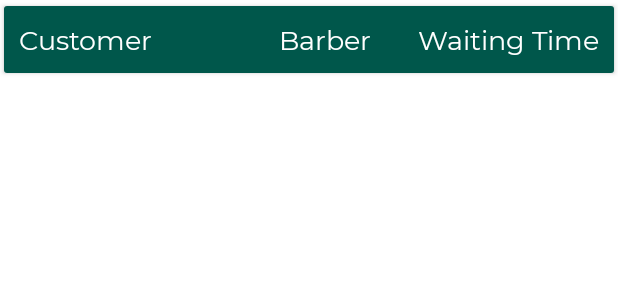
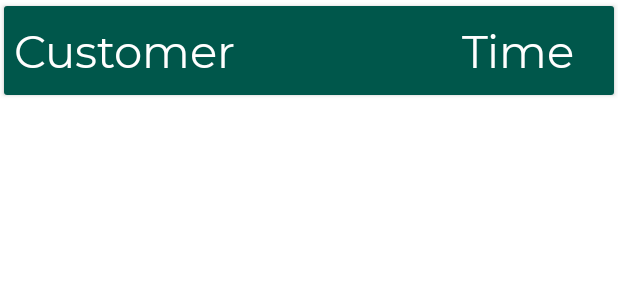
Before and after one commit to amitraj83/qcutbizfinal, an Android app: the layout customer_view.xml on its own in the app's theme, with its tools: preview values and no code run, on a phone screen of 412 x 824 dp. Shown: the top 300 px of the screen. Run offline under Robolectric (Android 15) with nearby library versions, the light colour scheme and no system bars.

Commit message:
Customer view is resizable

```diff
--- a/app/src/main/res/layout-large/customer_view.xml
+++ b/app/src/main/res/layout-large/customer_view.xml
@@ -32,13 +32,13 @@
                 android:gravity="center_vertical"
                 android:text="Customer"
                 android:textColor="@android:color/white"
-                android:textSize="@dimen/dialogTextSize"
+                android:textSize="@dimen/customer_view_header_size"
                 card_view:layout_constraintBottom_toBottomOf="parent"
                 card_view:layout_constraintLeft_toLeftOf="parent"
-                card_view:layout_constraintRight_toLeftOf="@id/cust_barber"
+                card_view:layout_constraintRight_toLeftOf="@id/cust_waiting_time"
                 card_view:layout_constraintTop_toTopOf="parent"
                 card_view:layout_constraintWidth_percent="0.4" />
-
+<!--
             <TextView
                 android:id="@+id/cust_barber"
                 android:layout_width="0dp"
@@ -54,7 +54,7 @@
                 card_view:layout_constraintLeft_toRightOf="@id/cust_name"
                 card_view:layout_constraintRight_toLeftOf="@id/cust_waiting_time"
                 card_view:layout_constraintTop_toTopOf="parent"
-                card_view:layout_constraintWidth_percent="0.2" />
+                card_view:layout_constraintWidth_percent="0.2" />-->
 
             <TextView
                 android:id="@+id/cust_waiting_time"
@@ -65,11 +65,11 @@
                 android:layout_marginBottom="10dp"
                 android:fontFamily="@font/montserrat_regular"
                 android:gravity="end|center_vertical"
-                android:text="Waiting Time"
+                android:text="Time"
                 android:textColor="@android:color/white"
-                android:textSize="@dimen/dialogTextSize"
+                android:textSize="@dimen/customer_view_header_size"
                 card_view:layout_constraintBottom_toBottomOf="parent"
-                card_view:layout_constraintLeft_toRightOf="@id/cust_barber"
+                card_view:layout_constraintLeft_toRightOf="@id/cust_name"
                 card_view:layout_constraintRight_toRightOf="parent"
                 card_view:layout_constraintTop_toTopOf="parent"
                 card_view:layout_constraintWidth_percent="0.35" />
--- a/app/src/main/res/layout/customer_view.xml
+++ b/app/src/main/res/layout/customer_view.xml
@@ -25,21 +25,20 @@
                 android:id="@+id/cust_name"
                 android:layout_width="0dp"
                 android:layout_height="wrap_content"
-                android:layout_marginLeft="10dp"
                 android:layout_marginTop="10dp"
                 android:layout_marginBottom="10dp"
                 android:fontFamily="@font/montserrat_regular"
                 android:gravity="center_vertical"
                 android:text="Customer"
                 android:textColor="@android:color/white"
-                android:textSize="@dimen/dialogTextSize"
+                android:textSize="@dimen/customer_view_header_size"
                 card_view:layout_constraintBottom_toBottomOf="parent"
                 card_view:layout_constraintLeft_toLeftOf="parent"
-                card_view:layout_constraintRight_toLeftOf="@id/cust_barber"
+                card_view:layout_constraintRight_toLeftOf="@id/cust_waiting_time"
                 card_view:layout_constraintTop_toTopOf="parent"
-                card_view:layout_constraintWidth_percent="0.4" />
+                card_view:layout_constraintWidth_percent="0.5" />
 
-            <TextView
+            <!--<TextView
                 android:id="@+id/cust_barber"
                 android:layout_width="0dp"
                 android:layout_height="wrap_content"
@@ -54,7 +53,7 @@
                 card_view:layout_constraintLeft_toRightOf="@id/cust_name"
                 card_view:layout_constraintRight_toLeftOf="@id/cust_waiting_time"
                 card_view:layout_constraintTop_toTopOf="parent"
-                card_view:layout_constraintWidth_percent="0.2" />
+                card_view:layout_constraintWidth_percent="0.2" />-->
 
             <TextView
                 android:id="@+id/cust_waiting_time"
@@ -65,14 +64,14 @@
                 android:layout_marginBottom="10dp"
                 android:fontFamily="@font/montserrat_regular"
                 android:gravity="end|center_vertical"
-                android:text="Waiting Time"
+                android:text="Time"
                 android:textColor="@android:color/white"
-                android:textSize="@dimen/dialogTextSize"
+                android:textSize="@dimen/customer_view_header_size"
                 card_view:layout_constraintBottom_toBottomOf="parent"
-                card_view:layout_constraintLeft_toRightOf="@id/cust_barber"
+                card_view:layout_constraintLeft_toRightOf="@id/cust_name"
                 card_view:layout_constraintRight_toRightOf="parent"
                 card_view:layout_constraintTop_toTopOf="parent"
-                card_view:layout_constraintWidth_percent="0.35" />
+                card_view:layout_constraintWidth_percent="0.4" />
 
         </androidx.constraintlayout.widget.ConstraintLayout>
 
--- a/app/src/main/res/values-large/dimens.xml
+++ b/app/src/main/res/values-large/dimens.xml
@@ -8,8 +8,12 @@
     <dimen name="cust_view_waiting_list_font_size">18sp</dimen>
 
     <dimen name="timeline_marker_size">25dp</dimen>
-    <dimen name="cust_view_height">60dp</dimen>
+    <dimen name="cust_view_height">100dp</dimen>
     <dimen name="timeline_line_width">2dp</dimen>
     <dimen name="design_navigation_icon_size" tools:override="true">30dp</dimen>
     <dimen name="panelHeading2TextSize">30dp</dimen>
+
+    <dimen name="customer_view_item_size">40sp</dimen>
+    <dimen name="customer_view_header_size">50sp</dimen>
+
 </resources>
--- a/app/src/main/res/values-normal/dimens.xml
+++ b/app/src/main/res/values-normal/dimens.xml
@@ -8,8 +8,12 @@
     <dimen name="cust_view_waiting_list_font_size">18sp</dimen>
 
     <dimen name="timeline_marker_size">22dp</dimen>
-    <dimen name="cust_view_height">60dp</dimen>
+    <dimen name="cust_view_height">70dp</dimen>
     <dimen name="timeline_line_width">1.5dp</dimen>
     <dimen name="design_navigation_icon_size" tools:override="true">20dp</dimen>
     <dimen name="panelHeading2TextSize">20dp</dimen>
+
+    <dimen name="customer_view_item_size">30sp</dimen>
+    <dimen name="customer_view_header_size">30sp</dimen>
+
 </resources>
--- a/app/src/main/res/values-xlarge/dimens.xml
+++ b/app/src/main/res/values-xlarge/dimens.xml
@@ -8,8 +8,12 @@
     <dimen name="cust_view_waiting_list_font_size">26sp</dimen>
 
     <dimen name="timeline_marker_size">40dp</dimen>
-    <dimen name="cust_view_height">90dp</dimen>
+    <dimen name="cust_view_height">120dp</dimen>
     <dimen name="timeline_line_width">3dp</dimen>
     <dimen name="design_navigation_icon_size" tools:override="true">40dp</dimen>
     <dimen name="panelHeading2TextSize">30dp</dimen>
+
+    <dimen name="customer_view_item_size">60sp</dimen>
+    <dimen name="customer_view_header_size">60sp</dimen>
+
 </resources>
--- a/app/src/main/res/values/dimens.xml
+++ b/app/src/main/res/values/dimens.xml
@@ -28,7 +28,10 @@
     <dimen name="cust_view_waiting_list_font_size">18sp</dimen>
 
     <dimen name="timeline_marker_size">25dp</dimen>
-    <dimen name="cust_view_height">60dp</dimen>
+    <dimen name="cust_view_height">70dp</dimen>
     <dimen name="timeline_line_width">1.5dp</dimen>
     <dimen name="design_navigation_icon_size" tools:override="true">20dp</dimen>
+
+    <dimen name="customer_view_item_size">30sp</dimen>
+    <dimen name="customer_view_header_size">30sp</dimen>
 </resources>
```
Also changed, not shown: app/src/main/java/com/qcut/biz/adaptors/CustomerViewAdapter.java (+4 -4 lines), app/src/main/res/layout-large/item_timeline.xml (+9 -7 lines), app/src/main/res/layout/item_timeline.xml (+8 -8 lines).
